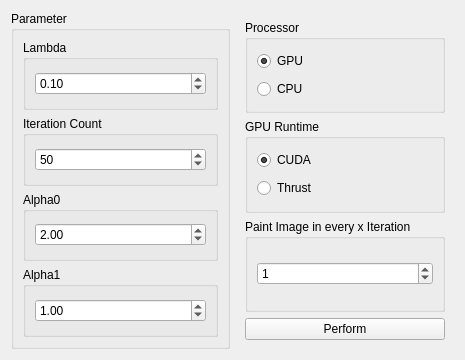
Before: the Qt Designer form source/modules/thrust_tgv/TGVWidget.ui in josefkoller/ambient_image_processor, drawn with Qt 5.
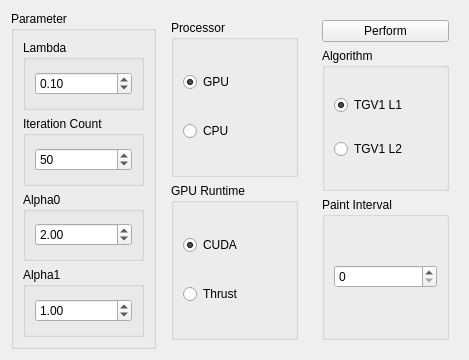
After: the same form once the commit is applied.

```diff
--- a/source/modules/thrust_tgv/TGVWidget.ui
+++ b/source/modules/thrust_tgv/TGVWidget.ui
@@ -6,7 +6,7 @@
    <rect>
     <x>0</x>
     <y>0</y>
-    <width>465</width>
+    <width>469</width>
     <height>360</height>
    </rect>
   </property>
@@ -157,10 +157,49 @@
         </layout>
        </widget>
       </item>
+     </layout>
+    </widget>
+   </item>
+   <item>
+    <widget class="QWidget" name="widget_2" native="true">
+     <layout class="QVBoxLayout" name="verticalLayout_10">
+      <item>
+       <widget class="QPushButton" name="perform_button">
+        <property name="text">
+         <string>Perform</string>
+        </property>
+       </widget>
+      </item>
+      <item>
+       <widget class="QGroupBox" name="groupBox_9">
+        <property name="title">
+         <string>Algorithm</string>
+        </property>
+        <layout class="QVBoxLayout" name="verticalLayout_9">
+         <item>
+          <widget class="QRadioButton" name="tgv1_l1_algorithm_checkbox">
+           <property name="text">
+            <string>TGV1 L1</string>
+           </property>
+           <property name="checked">
+            <bool>true</bool>
+           </property>
+          </widget>
+         </item>
+         <item>
+          <widget class="QRadioButton" name="tgv1_l2_algorithm_checkbox">
+           <property name="text">
+            <string>TGV1 L2</string>
+           </property>
+          </widget>
+         </item>
+        </layout>
+       </widget>
+      </item>
       <item>
        <widget class="QGroupBox" name="groupBox_7">
         <property name="title">
-         <string>Paint Image in every x Iteration</string>
+         <string>Paint Interval</string>
         </property>
         <layout class="QHBoxLayout" name="horizontalLayout_2">
          <item>
@@ -169,20 +208,13 @@
             <number>999999999</number>
            </property>
            <property name="value">
-            <number>1</number>
+            <number>0</number>
            </property>
           </widget>
          </item>
         </layout>
        </widget>
       </item>
-      <item>
-       <widget class="QPushButton" name="perform_button">
-        <property name="text">
-         <string>Perform</string>
-        </property>
-       </widget>
-      </item>
      </layout>
     </widget>
    </item>
```
